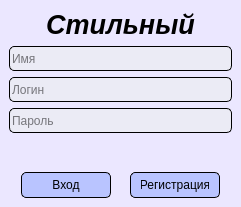
First picture: the form in APP/forms/forms_ui/login_form.ui, repository Danyfff/Diplom_APP, before the edit.
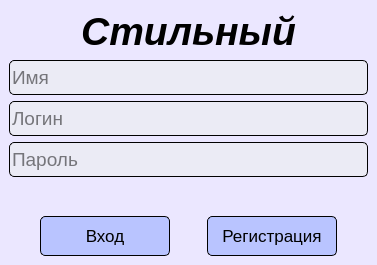
Second picture: the form after the edit.

Commit message: update login form

```diff
--- a/APP/forms/forms_ui/login_form.ui
+++ b/APP/forms/forms_ui/login_form.ui
@@ -6,8 +6,8 @@
    <rect>
     <x>0</x>
     <y>0</y>
-    <width>241</width>
-    <height>207</height>
+    <width>377</width>
+    <height>265</height>
    </rect>
   </property>
   <property name="windowTitle">
@@ -27,7 +27,7 @@
        <widget class="QLabel" name="label">
         <property name="font">
          <font>
-          <pointsize>20</pointsize>
+          <pointsize>29</pointsize>
           <italic>true</italic>
           <bold>true</bold>
           <strikeout>false</strikeout>
@@ -63,9 +63,14 @@
             <property name="minimumSize">
              <size>
               <width>0</width>
-              <height>25</height>
+              <height>35</height>
              </size>
             </property>
+            <property name="font">
+             <font>
+              <pointsize>14</pointsize>
+             </font>
+            </property>
             <property name="autoFillBackground">
              <bool>false</bool>
             </property>
@@ -115,9 +120,14 @@
             <property name="minimumSize">
              <size>
               <width>0</width>
-              <height>25</height>
+              <height>35</height>
              </size>
             </property>
+            <property name="font">
+             <font>
+              <pointsize>14</pointsize>
+             </font>
+            </property>
             <property name="autoFillBackground">
              <bool>false</bool>
             </property>
@@ -167,9 +177,14 @@
             <property name="minimumSize">
              <size>
               <width>0</width>
-              <height>25</height>
+              <height>35</height>
              </size>
             </property>
+            <property name="font">
+             <font>
+              <pointsize>14</pointsize>
+             </font>
+            </property>
             <property name="mouseTracking">
              <bool>true</bool>
             </property>
@@ -247,10 +262,15 @@
            <widget class="QPushButton" name="login_btn">
             <property name="minimumSize">
              <size>
-              <width>90</width>
-              <height>0</height>
+              <width>130</width>
+              <height>40</height>
              </size>
             </property>
+            <property name="font">
+             <font>
+              <pointsize>13</pointsize>
+             </font>
+            </property>
             <property name="styleSheet">
              <string notr="true">QPushButton {
 	background-color: rgb(185, 196, 255);
@@ -289,10 +309,15 @@
            <widget class="QPushButton" name="registrate_btn">
             <property name="minimumSize">
              <size>
-              <width>90</width>
-              <height>0</height>
+              <width>130</width>
+              <height>40</height>
              </size>
             </property>
+            <property name="font">
+             <font>
+              <pointsize>13</pointsize>
+             </font>
+            </property>
             <property name="styleSheet">
              <string notr="true">QPushButton {
 	background-color: rgb(185, 196, 255);
```
The commit also changes 1 other file.
